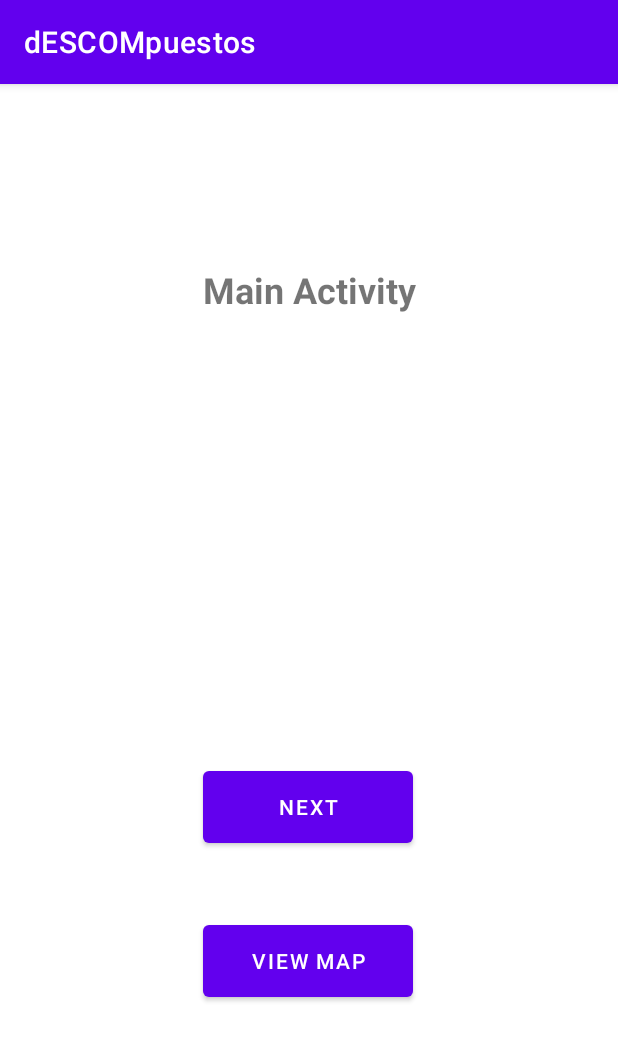
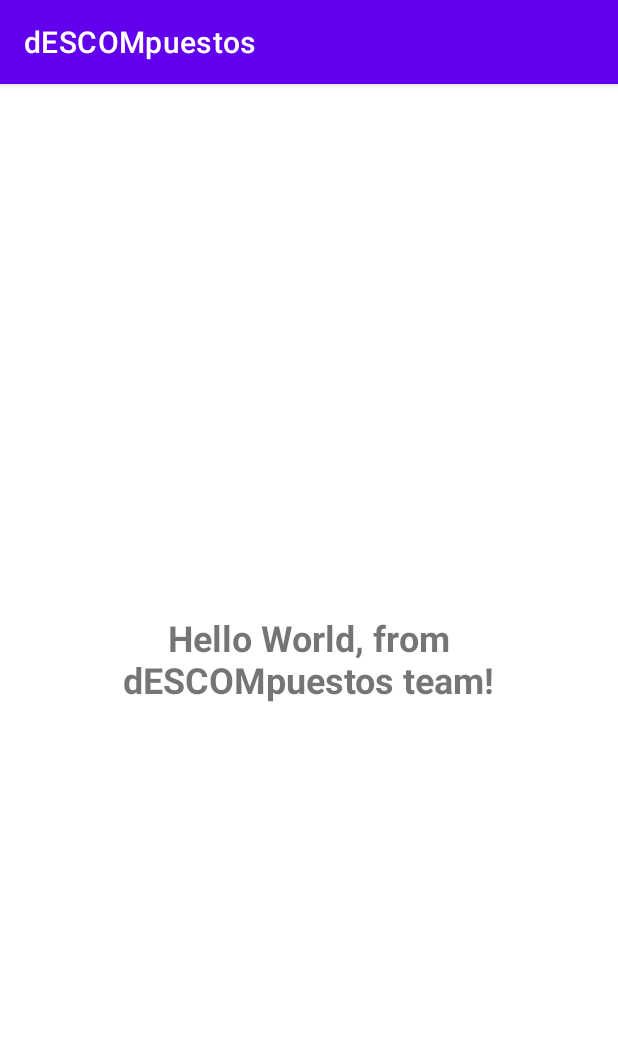
Before and after one commit to Luroi24/dESCOMpuestos, an Android app: the screen it shows after launch (MainActivity), on a phone screen of 412 x 824 dp. Shown: the top 1041 px of the screen. Run offline under Robolectric (Android 15) with nearby library versions, the phone set to English and light mode, and no system bars.

Commit message:
Hello world working.

```diff
--- a/app/src/main/java/com/example/descompuestos/MainActivity.kt
+++ b/app/src/main/java/com/example/descompuestos/MainActivity.kt
@@ -13,61 +13,9 @@ import android.widget.Button
 import android.widget.TextView
 import androidx.core.app.ActivityCompat
 
-class MainActivity : AppCompatActivity(), LocationListener {
-    private val TAG: String = "MainActivity"
-    private lateinit var locationManager: LocationManager
-    private val locationPermissionCode = 2
-    private var latestLocation: Location? = null
-
+class MainActivity : AppCompatActivity() {
     override fun onCreate(savedInstanceState: Bundle?) {
-        locationManager = getSystemService(Context.LOCATION_SERVICE) as LocationManager
-        if(ActivityCompat.checkSelfPermission(
-                this,
-                android.Manifest.permission.ACCESS_FINE_LOCATION) != PackageManager.PERMISSION_GRANTED && ActivityCompat.checkSelfPermission(
-                this,
-                android.Manifest.permission.ACCESS_COARSE_LOCATION) != PackageManager.PERMISSION_GRANTED){
-            ActivityCompat.requestPermissions(
-                this,
-                arrayOf(android.Manifest.permission.ACCESS_FINE_LOCATION, android.Manifest.permission.ACCESS_COARSE_LOCATION),
-                locationPermissionCode
-            )
-        }else{
-            locationManager.requestLocationUpdates(LocationManager.GPS_PROVIDER,5000,5f,this);
-        }
         super.onCreate(savedInstanceState)
         setContentView(R.layout.activity_main)
-        Log.d(TAG, "onCreate: The main activity is being created")
-
-        val buttonNext: Button = findViewById(R.id.button)
-        buttonNext.setOnClickListener{
-            val intent = Intent(this, SecondActivity::class.java)
-            startActivity(intent)
-        }
-
-        val osmButton: Button = findViewById(R.id.buttonOSM)
-        osmButton.setOnClickListener{
-           if (latestLocation != null){
-                val intent = Intent(this, OSMActivity::class.java)
-                val bundle = Bundle()
-                bundle.putParcelable("location", latestLocation)
-                intent.putExtra("locationBundle", bundle)
-                startActivity(intent)
-           }else{ Log.e(TAG, "Location not set yet")}
-        }
-    }
-
-    override fun onRequestPermissionsResult(requestCode: Int, permissions: Array<out String>, grantResults: IntArray) {
-        super.onRequestPermissionsResult(requestCode, permissions, grantResults)
-        if (requestCode == locationPermissionCode) {
-            if (grantResults.isNotEmpty() && grantResults[0] == PackageManager.PERMISSION_GRANTED) {
-                if (ActivityCompat.checkSelfPermission(this, android.Manifest.permission.ACCESS_FINE_LOCATION) == PackageManager.PERMISSION_GRANTED)
-                    locationManager.requestLocationUpdates(LocationManager.GPS_PROVIDER, 5000, 5f, this)
-            }
-        }
-    }
-    override fun onLocationChanged(location: Location) {
-        val textView: TextView = findViewById(R.id.mainTextView)
-        this.latestLocation = location
-        textView.text = "Latitude: ${location.latitude}\nLongitude: ${location.longitude}"
     }
 }
--- a/app/src/main/res/layout/activity_main.xml
+++ b/app/src/main/res/layout/activity_main.xml
@@ -6,53 +6,18 @@
     android:layout_height="match_parent"
     tools:context=".MainActivity">
 
-    <Button
-        android:id="@+id/button"
-        android:layout_width="140dp"
-        android:layout_height="60dp"
-        android:text="NEXT"
-        app:layout_constraintBottom_toBottomOf="parent"
-        app:layout_constraintEnd_toEndOf="parent"
-        app:layout_constraintHorizontal_bias="0.498"
-        app:layout_constraintStart_toStartOf="parent"
-        app:layout_constraintTop_toBottomOf="@+id/textView"
-        app:layout_constraintVertical_bias="0.538" />
-
-    <Button
-        android:id="@+id/buttonOSM"
-        android:layout_width="140dp"
-        android:layout_height="60dp"
-        android:text="view map"
-        app:layout_constraintBottom_toBottomOf="parent"
-        app:layout_constraintEnd_toEndOf="parent"
-        app:layout_constraintHorizontal_bias="0.498"
-        app:layout_constraintStart_toStartOf="parent"
-        app:layout_constraintTop_toBottomOf="@+id/button"
-        app:layout_constraintVertical_bias="0.218" />
-
-    <TextView
-        android:id="@+id/mainTextView"
-        android:layout_width="wrap_content"
-        android:layout_height="wrap_content"
-        android:layout_marginStart="176dp"
-        android:layout_marginTop="52dp"
-        android:layout_marginEnd="177dp"
-        android:textSize="20sp"
-        app:layout_constraintEnd_toEndOf="parent"
-        app:layout_constraintStart_toStartOf="parent"
-        app:layout_constraintTop_toBottomOf="@+id/textView" />
-
     <TextView
         android:id="@+id/textView"
-        android:layout_width="wrap_content"
-        android:layout_height="wrap_content"
-        android:text="Main Activity"
+        android:layout_width="294dp"
+        android:layout_height="63dp"
+        android:text="Hello World, from dESCOMpuestos team!"
+        android:textAlignment="center"
         android:textSize="24sp"
         android:textStyle="bold"
         app:layout_constraintBottom_toBottomOf="parent"
         app:layout_constraintEnd_toEndOf="parent"
+        app:layout_constraintHorizontal_bias="0.495"
         app:layout_constraintStart_toStartOf="parent"
-        app:layout_constraintTop_toTopOf="parent"
-        app:layout_constraintVertical_bias="0.164" />
+        app:layout_constraintTop_toTopOf="parent" />
 
 </androidx.constraintlayout.widget.ConstraintLayout>
```
Also changed, not shown: app/src/main/AndroidManifest.xml (+3 -18 lines), app/src/main/java/com/example/descompuestos/OSMActivity.kt (deleted, +0 -42 lines), app/src/main/java/com/example/descompuestos/SecondActivity.kt (deleted, +0 -29 lines), app/src/main/java/com/example/descompuestos/ThirdActivity.kt (deleted, +0 -22 lines), app/src/main/res/layout/activity_osm.xml (deleted, +0 -11 lines), app/src/main/res/layout/activity_second.xml (deleted, +0 -45 lines), app/src/main/res/layout/activity_third.xml (deleted, +0 -34 lines).
